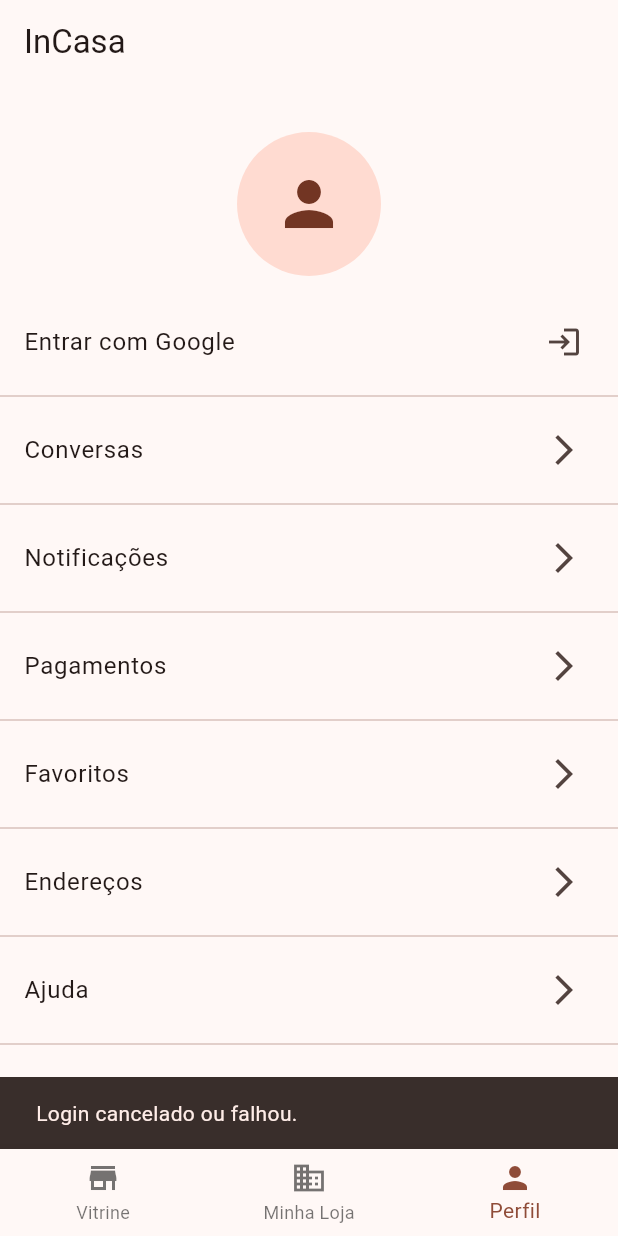
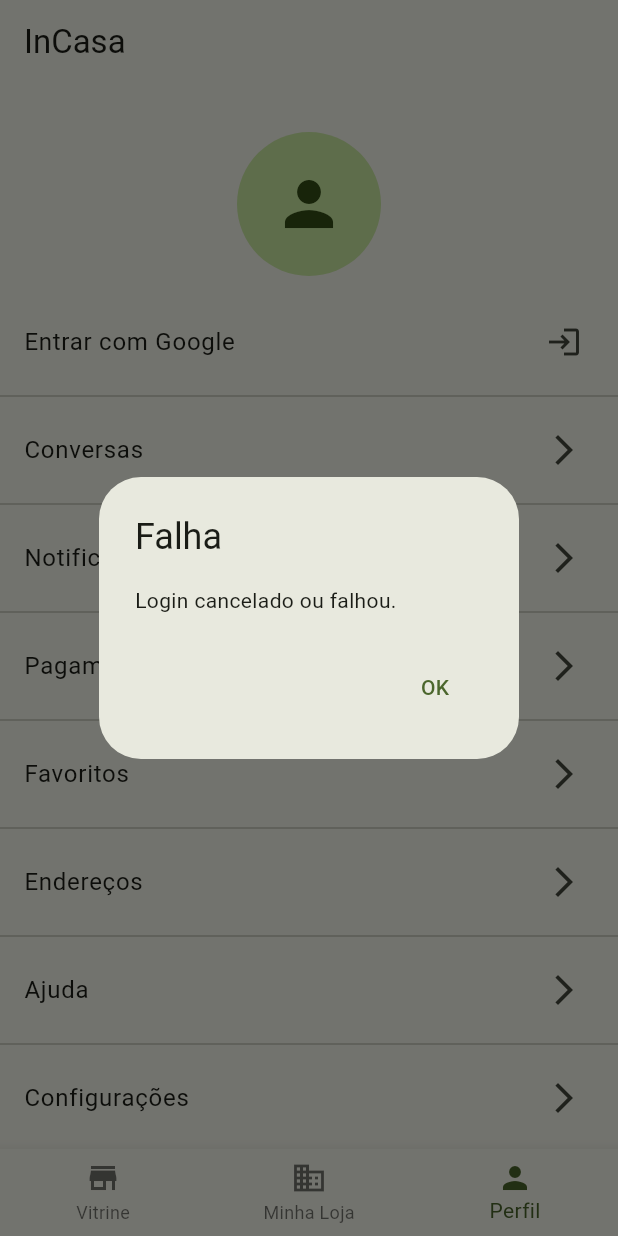
Before and after one commit to SergioWMuller/incasa_app, a Flutter app: the screen it shows after launch, item 3 of the bottom bar chosen, after a tap on "Entrar com Google", on a phone screen of 412 x 824 dp. Run offline on Flutter 3.47's test engine with Material 3 defaults, Android fonts, the phone set to English and light mode, and no system bars; our stand-ins replace firebase_auth, firebase_core, flutter_bloc, google_sign_in, supabase_flutter; accounts and stored records are empty.

Commit message:
Com auth ok e inicio de cadastro de produtos ok.

```diff
--- /dev/null
+++ b/lib/features/auth/services/auth_service.dart
@@ -0,0 +1,14 @@
+import 'package:firebase_auth/firebase_auth.dart';
+import 'package:google_sign_in/google_sign_in.dart';
+
+Future<UserCredential?> signInWithGoogle() async {
+  final GoogleSignInAccount? googleUser = await GoogleSignIn().signIn();
+  if (googleUser == null) return null; // Usuário cancelou
+
+  final GoogleSignInAuthentication googleAuth = await googleUser.authentication;
+  final credential = GoogleAuthProvider.credential(
+    accessToken: googleAuth.accessToken,
+    idToken: googleAuth.idToken,
+  );
+  return await FirebaseAuth.instance.signInWithCredential(credential);
+}
--- a/lib/features/my_store/cubit/my_store_cubit.dart
+++ b/lib/features/my_store/cubit/my_store_cubit.dart
@@ -1,13 +1,25 @@
 import 'package:flutter_bloc/flutter_bloc.dart';
+import 'package:firebase_auth/firebase_auth.dart';
 
+import '../../../data/repositories/products_repository.dart';
 import 'my_store_state.dart';
 
 class MyStoreCubit extends Cubit<MyStoreState> {
   MyStoreCubit() : super(LoadingMyStoreState());
 
-  void loadMyStore() {
+  Future<void> loadMyStore() async {
+    emit(LoadingMyStoreState());
     try {
-      emit(LoadedMyStoreState());
+      final userId = FirebaseAuth.instance.currentUser?.uid;
+      if (userId == null) {
+        emit(ErrorMyStoreState(errorMessage: 'Usuário não autenticado.'));
+        return;
+      }
+      final products = await ProductsServicesRepository().getAll();
+      final myProducts = products
+          .where((p) => p['user_id'] == userId && p['type'] == 'product')
+          .toList();
+      emit(LoadedMyStoreState(myProducts));
     } catch (e) {
       emit(
         ErrorMyStoreState(
--- a/lib/features/my_store/cubit/my_store_state.dart
+++ b/lib/features/my_store/cubit/my_store_state.dart
@@ -3,7 +3,8 @@ final class MyStoreState {}
 final class LoadingMyStoreState extends MyStoreState {}
 
 final class LoadedMyStoreState extends MyStoreState {
-  LoadedMyStoreState();
+  final List<Map<String, dynamic>> products;
+  LoadedMyStoreState(this.products);
 }
 
 final class ErrorMyStoreState extends MyStoreState {
--- a/lib/features/my_store/pages/my_store_page.dart
+++ b/lib/features/my_store/pages/my_store_page.dart
@@ -1,8 +1,7 @@
 import 'package:flutter/material.dart';
 import 'package:flutter_bloc/flutter_bloc.dart';
-
 import '../cubit/my_store_cubit.dart';
-import 'add_product_page.dart';
+import '../cubit/my_store_state.dart';
 
 class MyStorePage extends StatefulWidget {
   const MyStorePage({super.key});
@@ -18,14 +17,22 @@ class _MyStorePageState extends State<MyStorePage>
 
   @override
   void initState() {
+    super.initState();
     tabController = TabController(length: 2, vsync: this);
     myStoreCubit = MyStoreCubit();
-    super.initState();
+    myStoreCubit.loadMyStore();
+  }
+
+  @override
+  void dispose() {
+    tabController.dispose();
+    myStoreCubit.close();
+    super.dispose();
   }
 
   @override
   Widget build(BuildContext context) {
-    return BlocProvider.value(
+    return BlocProvider<MyStoreCubit>.value(
       value: myStoreCubit,
       child: Scaffold(
         appBar: AppBar(
@@ -34,15 +41,11 @@ class _MyStorePageState extends State<MyStorePage>
             controller: tabController,
             tabs: const [
               Tab(
-                icon: Icon(
-                  Icons.store,
-                ),
+                icon: Icon(Icons.store),
                 text: 'Minha vitrine',
               ),
               Tab(
-                icon: Icon(
-                  Icons.storage_rounded,
-                ),
+                icon: Icon(Icons.storage_rounded),
                 text: 'Meus produtos',
               ),
             ],
@@ -55,43 +58,43 @@ class _MyStorePageState extends State<MyStorePage>
               child: Column(
                 mainAxisAlignment: MainAxisAlignment.center,
                 children: [
-                  Text('Página Minha Loja'),
-                  Text('Meus produtos a venda'),
-                  Text('Oferecer meus Serviços'),
+                  Text('Aqui ficará seus'),
+                  Text('Produtos ou Serviços'),
+                  Text('disponíveis para venda.'),
                 ],
               ),
             ),
-            Scaffold(
-              body: ListView(
-                physics: const BouncingScrollPhysics(),
-                children: [
-                  ...List.generate(
-                    20,
-                    (index) => ListTile(
-                      title: Text('Produto $index'),
-                      subtitle: Text('Quantidade em estoque: ${index + 1}'),
-                      trailing: const Icon(
-                        Icons.chevron_right_rounded,
+            BlocBuilder<MyStoreCubit, MyStoreState>(
+              builder: (context, state) {
+                if (state is LoadingMyStoreState) {
+                  return const Center(child: CircularProgressIndicator());
+                } else if (state is LoadedMyStoreState) {
+                  if (state.products.isEmpty) {
+                    return Center(
+                      child: Column(
+                        mainAxisAlignment: MainAxisAlignment.center,
+                        children: [
+                          const Text('Aqui terá todos os seus'),
+                          const Text('Produtos e Serviços cadastrados.'),
+                          const SizedBox(height: 16),
+                          const Text('Nenhum produto cadastrado.'),
+                        ],
                       ),
-                    ),
-                  ),
-                ],
-              ),
-              floatingActionButton: FloatingActionButton(
-                child: const Icon(Icons.add),
-                onPressed: () async {
-                  final result = await Navigator.of(context).push(
-                    MaterialPageRoute(
-                      builder: (_) => const AddProductPage(),
-                    ),
+                    );
+                  }
+                  return ListView.builder(
+                    itemCount: state.products.length,
+                    itemBuilder: (context, index) {
+                      final product = state.products[index];
+                      return ListTile(
+                        title: Text(product['name'] ?? ''),
+                        subtitle: Text(product['description'] ?? ''),
+                      );
+                    },
                   );
-                  // Se um produto foi adicionado, você pode recarregar a lista aqui
-                  if (result == true) {
-                    // TODO: Atualizar a lista de produtos
-                    setState(() {});
-                  }
-                },
-              ),
+                }
+                return const SizedBox.shrink();
+              },
             ),
           ],
         ),
--- a/lib/features/profile/pages/profile_page.dart
+++ b/lib/features/profile/pages/profile_page.dart
@@ -1,9 +1,10 @@
 import 'package:flutter/material.dart';
 import 'package:flutter_bloc/flutter_bloc.dart';
-import 'package:projeto_incasa_app/main.dart';
+import 'package:projeto_incasa_app/features/auth/services/auth_service.dart';
 import 'package:firebase_auth/firebase_auth.dart';
 
 import '../cubit/profile_cubit.dart';
+import '../cubit/profile_state.dart';
 
 class ProfilePage extends StatefulWidget {
   const ProfilePage({super.key});
@@ -18,16 +19,27 @@ class _ProfilePageState extends State<ProfilePage> {
   @override
   void initState() {
     profileCubit = ProfileCubit();
+    profileCubit.loadProfile();
     super.initState();
   }
 
   @override
+  void dispose() {
+    profileCubit.close();
+    super.dispose();
+  }
+
+  @override
   Widget build(BuildContext context) {
+    return BlocProvider.value(
+      value: profileCubit,
+      child: BlocBuilder<ProfileCubit, ProfileState>(
+        builder: (context, state) {
           final user = FirebaseAuth.instance.currentUser;
           final photoUrl = user?.photoURL;
-    return BlocProvider.value(
-      value: profileCubit,
-      child: Scaffold(
+          final isLoggedIn = user != null;
+
+          return Scaffold(
             body: ListView(
               physics: const BouncingScrollPhysics(),
               children: [
@@ -44,19 +56,45 @@ class _ProfilePageState extends State<ProfilePage> {
                 ),
                 const SizedBox(height: 16),
                 ListTile(
-              title: const Text('Entrar com Google'),
-              trailing: const Icon(Icons.login),
+                  title: Text(
+                      isLoggedIn ? 'Sair desta conta' : 'Entrar com Google'),
+                  trailing: Icon(isLoggedIn ? Icons.logout : Icons.login),
                   onTap: () async {
+                    if (isLoggedIn) {
+                      await context.read<ProfileCubit>().signOut();
+                      if (!mounted) return;
+                      ScaffoldMessenger.of(context).showSnackBar(
+                        const SnackBar(
+                            content: Text('Logout realizado com sucesso!')),
+                      );
+                      setState(() {}); // Atualiza avatar após logout
+                    } else {
                       final userCredential = await signInWithGoogle();
+                      if (!mounted) return;
+                      await showDialog(
+                        context: context,
+                        builder: (context) => AlertDialog(
+                          title: Text(
+                              userCredential != null ? 'Sucesso' : 'Falha'),
+                          content: Text(userCredential != null
+                              ? 'Login Google realizado com sucesso!'
+                              : 'Login cancelado ou falhou.'),
+                          actions: [
+                            TextButton(
+                              onPressed: () => Navigator.of(context).pop(),
+                              child: const Text('OK'),
+                            ),
+                          ],
+                        ),
+                      );
+                      ScaffoldMessenger.of(context).showSnackBar(
+                        SnackBar(
+                          content: Text(userCredential != null
+                              ? 'Login Google realizado!'
+                              : 'Login cancelado ou falhou.'),
+                        ),
+                      );
                       setState(() {}); // Atualiza avatar após login
-                if (userCredential != null) {
-                  ScaffoldMessenger.of(context).showSnackBar(
-                    const SnackBar(content: Text('Login Google realizado!')),
-                  );
-                } else {
-                  ScaffoldMessenger.of(context).showSnackBar(
-                    const SnackBar(content: Text('Login cancelado ou falhou.')),
-                  );
                     }
                   },
                 ),
@@ -105,6 +143,8 @@ class _ProfilePageState extends State<ProfilePage> {
                 const Divider(),
               ],
             ),
+          );
+        },
       ),
     );
   }
--- a/lib/main.dart
+++ b/lib/main.dart
@@ -18,10 +18,10 @@ class InCasaApp extends StatelessWidget {
   @override
   Widget build(BuildContext context) {
     return MaterialApp(
-      title: 'InCasa App',
+      title: 'inCasa App',
       theme: ThemeData(
         colorScheme: ColorScheme.fromSeed(
-          seedColor: Colors.deepOrange,
+          seedColor: Colors.lightGreen,
         ),
         useMaterial3: true,
       ),
@@ -29,15 +29,3 @@ class InCasaApp extends StatelessWidget {
     );
   }
 }
-
-Future<UserCredential?> signInWithGoogle() async {
-  final GoogleSignInAccount? googleUser = await GoogleSignIn().signIn();
-  if (googleUser == null) return null; // Usuário cancelou
-
-  final GoogleSignInAuthentication googleAuth = await googleUser.authentication;
-  final credential = GoogleAuthProvider.credential(
-    accessToken: googleAuth.accessToken,
-    idToken: googleAuth.idToken,
-  );
-  return await FirebaseAuth.instance.signInWithCredential(credential);
-}
```
Also changed, not shown: lib/data/availability_repository.dart (deleted, +0 -48 lines), lib/data/orders_repository.dart (deleted, +0 -53 lines), lib/data/products_repository.dart (deleted, +0 -62 lines), lib/data/repositories/availability_repository.dart (added, +48 -0 lines), lib/data/repositories/orders_repository.dart (added, +53 -0 lines), lib/data/repositories/products_repository.dart (added, +62 -0 lines), lib/data/repositories/users_repository.dart (added, +49 -0 lines), lib/data/users_repository.dart (deleted, +0 -49 lines), lib/features/my_store/pages/add_product_page.dart (+5 -4 lines), lib/features/profile/cubit/profile_cubit.dart (+8 -0 lines), pubspec.yaml (+5 -5 lines), pubspec.lock, 267 other files. Lines whose indentation alone changed are shown as unchanged.
